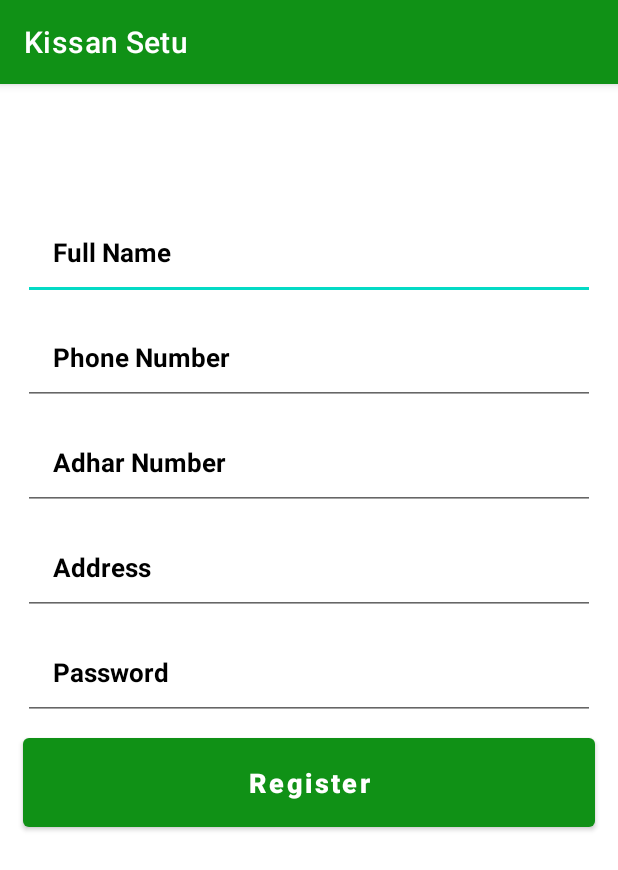
After one commit to rajjaiswal07/kissan_setu, an Android app: the registration screen opened directly, with no data from a screen before it, on a phone screen of 412 x 824 dp. The commit adds this screen. Shown: the top 870 px of the screen. Run offline under Robolectric (Android 15) with nearby library versions, the phone set to English and light mode, and no system bars; our stand-ins replace Firebase (no records; nobody signed in at launch, a user with empty details on screens opened directly); libraries missing offline, so code that uses them is left out: com.rey.material; plain views replace CheckBox.

Commit message:
Login design and registartion completed

```diff
--- a/app/src/main/java/com/example/kissan_setu/MainActivity.java
+++ b/app/src/main/java/com/example/kissan_setu/MainActivity.java
@@ -45,8 +45,6 @@ public class MainActivity extends AppCompatActivity {
                 return true;
             case R.id.products:
                 Toast.makeText(this, "Products is selected", Toast.LENGTH_SHORT).show();
-                Intent intent4 = new Intent(MainActivity.this,products.class);
-                startActivity(intent4);
                 return true;
             case R.id.vegetables:
                 Toast.makeText(this, "Vegetables is selected", Toast.LENGTH_SHORT).show();
--- /dev/null
+++ b/app/src/main/res/layout/activity_registration.xml
@@ -0,0 +1,157 @@
+<?xml version="1.0" encoding="utf-8"?>
+<RelativeLayout xmlns:android="http://schemas.android.com/apk/res/android"
+    xmlns:app="http://schemas.android.com/apk/res-auto"
+    xmlns:tools="http://schemas.android.com/tools"
+    android:layout_width="match_parent"
+    android:layout_height="match_parent"
+    tools:context=".registration">
+
+    <EditText
+        android:id="@+id/register_full_name_input"
+        android:layout_width="match_parent"
+        android:layout_height="wrap_content"
+        android:padding="20dp"
+        android:layout_marginLeft="15dp"
+        android:layout_marginRight="15dp"
+        android:hint="Full Name"
+        android:inputType="text"
+        android:layout_marginTop="80dp"
+        android:textColor="@color/black"
+        android:textColorHint="@color/black"
+        android:textSize="17sp"
+        android:textStyle="bold"
+        />
+
+    <EditText
+        android:id="@+id/register_phone_number_input"
+        android:layout_width="match_parent"
+        android:layout_height="wrap_content"
+        android:padding="20dp"
+        android:layout_below="@id/register_full_name_input"
+        android:layout_marginLeft="15dp"
+        android:layout_marginRight="15dp"
+        android:layout_marginTop="6dp"
+        android:hint="Phone Number"
+        android:inputType="number"
+        android:textColor="@color/black"
+        android:textColorHint="@color/black"
+        android:textSize="17sp"
+        android:textStyle="bold"
+        />
+
+    <EditText
+        android:id="@+id/register_adhar_number_input"
+        android:layout_width="match_parent"
+        android:layout_height="wrap_content"
+        android:padding="20dp"
+        android:layout_marginLeft="15dp"
+        android:layout_marginRight="15dp"
+        android:hint="Adhar Number"
+        android:inputType="number"
+        android:layout_below="@id/register_phone_number_input"
+        android:layout_marginTop="6dp"
+        android:textColor="@color/black"
+        android:textColorHint="@color/black"
+        android:textSize="17sp"
+        android:textStyle="bold"
+        />
+
+    <EditText
+        android:id="@+id/register_address_input"
+        android:layout_width="match_parent"
+        android:layout_height="wrap_content"
+        android:padding="20dp"
+        android:layout_marginLeft="15dp"
+        android:layout_marginRight="15dp"
+        android:hint="Address"
+        android:inputType="text"
+        android:layout_below="@id/register_adhar_number_input"
+        android:layout_marginTop="6dp"
+        android:textColor="@color/black"
+        android:textColorHint="@color/black"
+        android:textSize="17sp"
+        android:textStyle="bold"
+        />
+
+    <EditText
+        android:id="@+id/register_password_input"
+        android:layout_width="match_parent"
+        android:layout_height="wrap_content"
+        android:layout_below="@id/register_address_input"
+        android:padding="20dp"
+        android:layout_marginLeft="15dp"
+        android:layout_marginRight="15dp"
+        android:layout_marginTop="6dp"
+        android:hint="Password"
+        android:inputType="number"
+        android:textColor="@color/black"
+        android:textColorHint="@color/black"
+        android:textSize="17sp"
+        android:textStyle="bold"
+        />
+
+<!--    <LinearLayout-->
+<!--        android:id="@+id/linear_layout_1"-->
+<!--        android:layout_width="match_parent"-->
+<!--        android:layout_height="wrap_content"-->
+<!--        android:orientation="horizontal"-->
+<!--        android:layout_below="@id/register_password_input"-->
+<!--        android:layout_marginTop="5dp"-->
+<!--        >-->
+<!--        <com.rey.material.widget.CheckBox-->
+<!--            android:id="@+id/remember_me_chkb"-->
+<!--            android:layout_width="wrap_content"-->
+<!--            android:layout_height="wrap_content"-->
+<!--            style="@style/Material.Drawable.CheckBox"-->
+<!--            android:text="Remember me"-->
+<!--            android:textColor="@color/black"-->
+<!--            app:cbd_strokeColor="@color/black"-->
+<!--            android:layout_gravity="center_vertical"-->
+<!--            android:textSize="16sp"-->
+<!--            android:textStyle="bold"-->
+<!--            android:layout_marginLeft="17dp"-->
+<!--            />-->
+
+<!--        <TextView-->
+<!--            android:id="@+id/forget_password_link"-->
+<!--            android:layout_width="wrap_content"-->
+<!--            android:layout_height="wrap_content"-->
+<!--            android:text="Forget Password?"-->
+<!--            android:textColor="@color/blue"-->
+<!--            android:textSize="17sp"-->
+<!--            android:textStyle="bold"-->
+<!--            android:layout_marginLeft="80dp"-->
+<!--            />-->
+<!--    </LinearLayout>-->
+
+    <Button
+        android:id="@+id/register_btn"
+        android:layout_width="match_parent"
+        android:layout_height="wrap_content"
+        android:layout_below="@+id/register_password_input"
+        android:layout_marginTop="6dp"
+        android:layout_marginLeft="15dp"
+        android:layout_marginRight="15dp"
+        android:padding="17dp"
+        android:textAllCaps="false"
+        android:textSize="18sp"
+        android:text="Register"
+        android:textColor="@color/white"
+        android:textStyle="bold"
+        />
+
+<!--    <TextView-->
+<!--        android:id="@+id/new_account"-->
+<!--        android:layout_width="wrap_content"-->
+<!--        android:layout_height="wrap_content"-->
+<!--        android:text="create account"-->
+<!--        android:layout_alignParentEnd="true"-->
+<!--        android:layout_below="@id/register_btn"-->
+<!--        android:textColor="@color/blue"-->
+<!--        android:textSize="20sp"-->
+<!--        android:textStyle="bold"-->
+<!--        android:layout_marginLeft="80dp"-->
+<!--        android:layout_marginEnd="25dp"-->
+<!--        />-->
+
+</RelativeLayout>
--- a/app/src/main/res/values/colors.xml
+++ b/app/src/main/res/values/colors.xml
@@ -1,11 +1,12 @@
 <?xml version="1.0" encoding="utf-8"?>
 <resources>
     <color name="purple_200">#FFBB86FC</color>
-    <color name="purple_500">#0BE814</color>
-    <color name="purple_700">#FF3700B3</color>
+    <color name="colorPrimary">#109116</color>
+    <color name="purple_700">#109116</color>
     <color name="teal_200">#FF03DAC5</color>
     <color name="teal_700">#FF018786</color>
     <color name="black">#FF000000</color>
+    <color name="blue">#021BA3</color>
     <color name="white">#FFFFFFFF</color>
     <color name="colorAccent">#FF4081</color>
 </resources>
--- a/app/src/main/res/values/themes.xml
+++ b/app/src/main/res/values/themes.xml
@@ -2,7 +2,7 @@
     <!-- Base application theme. -->
     <style name="Theme.Kissan_setu" parent="Theme.MaterialComponents.DayNight.DarkActionBar">
         <!-- Primary brand color. -->
-        <item name="colorPrimary">@color/purple_500</item>
+        <item name="colorPrimary">@color/colorPrimary</item>
         <item name="colorPrimaryVariant">@color/purple_700</item>
         <item name="colorOnPrimary">@color/white</item>
         <!-- Secondary brand color. -->
--- a/build.gradle
+++ b/build.gradle
@@ -6,6 +6,7 @@ buildscript {
     }
     dependencies {
         classpath "com.android.tools.build:gradle:4.1.1"
+        classpath 'com.google.gms:google-services:4.3.4'
 
         // NOTE: Do not place your application dependencies here; they belong
         // in the individual module build.gradle files
```
Also changed, not shown: app/build.gradle (+7 -0 lines), app/src/main/AndroidManifest.xml (+5 -2 lines), app/src/main/java/com/example/kissan_setu/Login.java (added, +30 -0 lines), app/src/main/java/com/example/kissan_setu/registration.java (added, +131 -0 lines), app/src/main/java/com/example/kissan_setu/splashScreen.java (added, +25 -0 lines), app/src/main/res/layout/activity_login.xml (added, +114 -0 lines), app/src/main/res/layout/activity_splash_screen.xml (added, +23 -0 lines), 1 other file.
